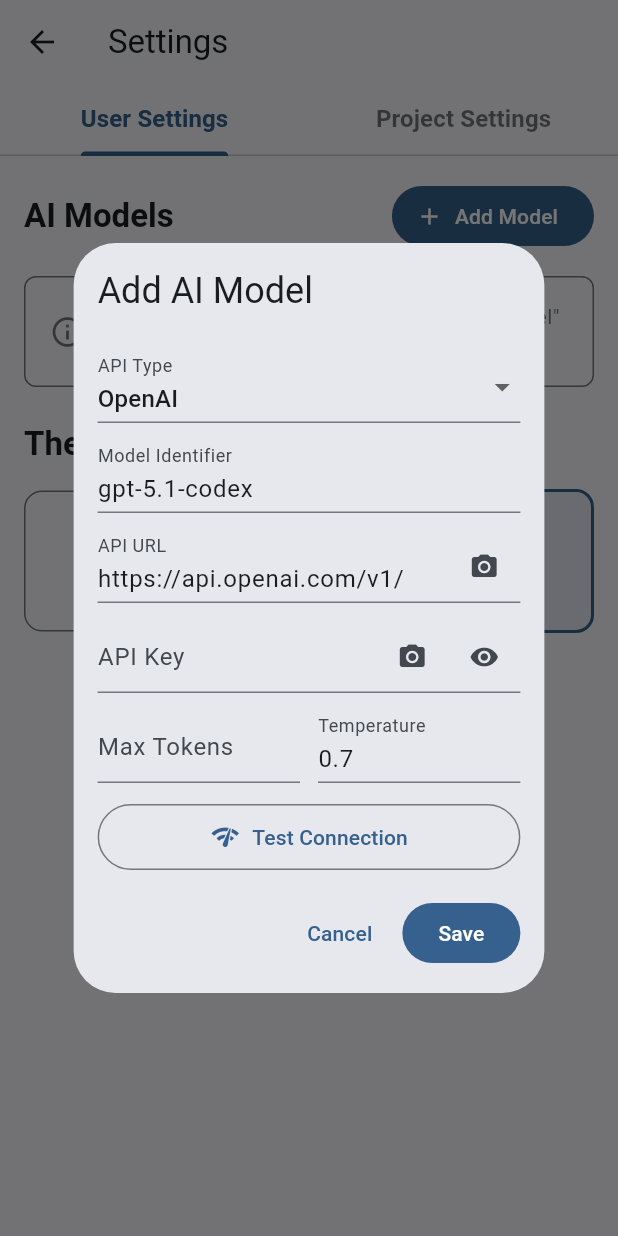
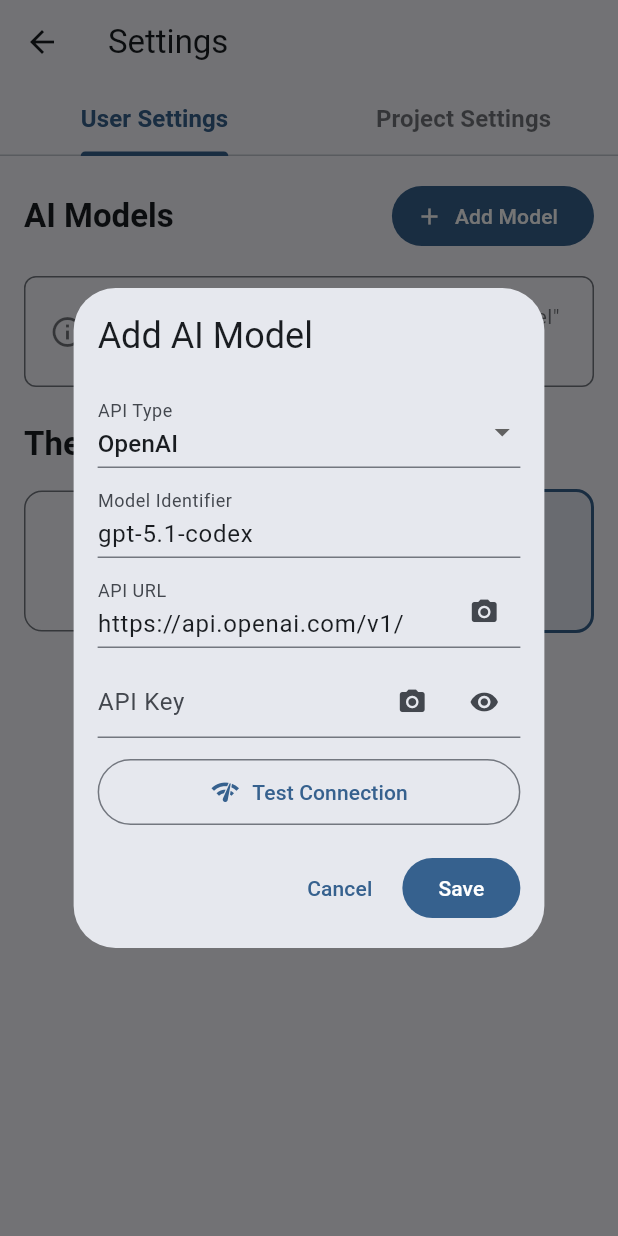
Before and after one commit to few-sh/fewshell, a Flutter app: the MainSettingsPage screen opened directly, after a tap on "Add Model", on a phone screen of 412 x 824 dp. Run offline on Flutter 3.47's test engine with Material 3 defaults, Android fonts, the phone set to English and light mode, and no system bars; our stand-ins replace camera, drift, flutter_markdown, flutter_riverpod, flutter_secure_storage, freezed_annotation and 3 more; missing offline and left inert: apple_vision_recognize_text, dartssh2, llm_dart, markdown; accounts and stored records are empty; generated files the repository leaves out were written again.

Commit message:
Revert "feat: add temperature and max tokens controls to AI model dialog"
This reverts commit 6155c4afd000e3998134c6eb02c271659b950798.

```diff
--- a/decamp-app/lib/components/ai_model_dialog.dart
+++ b/decamp-app/lib/components/ai_model_dialog.dart
@@ -51,8 +51,6 @@ class AIModelDialog {
         initialApiType: existingSettings?.apiType,
         initialUrl: existingSettings?.baseUrl,
         initialApiKey: apiKey ?? '',
-        initialMaxTokens: existingSettings?.maxTokens,
-        initialTemperature: existingSettings?.temperature,
         initialEnabled: existingSettings?.enabled,
         onSave:
             (
@@ -192,8 +190,6 @@ class _AIModelDialogForm extends StatefulWidget {
   final LlmApiType? initialApiType;
   final String? initialUrl;
   final String? initialApiKey;
-  final int? initialMaxTokens;
-  final double? initialTemperature;
   final bool? initialEnabled;
   final Function(
     String identifier,
@@ -215,8 +211,6 @@ class _AIModelDialogForm extends StatefulWidget {
     this.initialApiType,
     this.initialUrl,
     this.initialApiKey,
-    this.initialMaxTokens,
-    this.initialTemperature,
     this.initialEnabled,
     required this.onSave,
   });
@@ -229,8 +223,6 @@ class _AIModelDialogFormState extends State<_AIModelDialogForm> {
   late final TextEditingController _identifierController;
   late final TextEditingController _urlController;
   late final TextEditingController _apiKeyController;
-  late final TextEditingController _maxTokensController;
-  late final TextEditingController _temperatureController;
   final _formKey = GlobalKey<FormState>();
   final _scrollController = ScrollController();
   bool _obscureApiKey = true;
@@ -279,12 +271,6 @@ class _AIModelDialogFormState extends State<_AIModelDialogForm> {
       text: widget.initialUrl ?? _selectedApiType.defaultBaseUrl,
     );
     _apiKeyController = TextEditingController(text: widget.initialApiKey);
-    _maxTokensController = TextEditingController(
-      text: widget.initialMaxTokens?.toString() ?? '',
-    );
-    _temperatureController = TextEditingController(
-      text: widget.initialTemperature?.toString() ?? '0.7',
-    );
     _enabled = widget.initialEnabled ?? true;
   }
 
@@ -293,8 +279,6 @@ class _AIModelDialogFormState extends State<_AIModelDialogForm> {
     _identifierController.dispose();
     _urlController.dispose();
     _apiKeyController.dispose();
-    _maxTokensController.dispose();
-    _temperatureController.dispose();
     _scrollController.dispose();
     super.dispose();
   }
@@ -482,54 +466,6 @@ class _AIModelDialogFormState extends State<_AIModelDialogForm> {
                   return null;
                 },
               ),
-              const SizedBox(height: 12),
-              Row(
-                children: [
-                  Expanded(
-                    child: TextFormField(
-                      controller: _maxTokensController,
-                      decoration: const InputDecoration(
-                        labelText: 'Max Tokens',
-                        hintText: 'Optional',
-                        isDense: true,
-                      ),
-                      keyboardType: TextInputType.number,
-                      validator: (value) {
-                        if (value != null && value.isNotEmpty) {
-                          final number = int.tryParse(value);
-                          if (number == null || number <= 0) {
-                            return 'Invalid number';
-                          }
-                        }
-                        return null;
-                      },
-                    ),
-                  ),
-                  const SizedBox(width: 12),
-                  Expanded(
-                    child: TextFormField(
-                      controller: _temperatureController,
-                      decoration: const InputDecoration(
-                        labelText: 'Temperature',
-                        hintText: '0.0 - 2.0',
-                        isDense: true,
-                      ),
-                      keyboardType: const TextInputType.numberWithOptions(
-                        decimal: true,
-                      ),
-                      validator: (value) {
-                        if (value != null && value.isNotEmpty) {
-                          final number = double.tryParse(value);
-                          if (number == null || number < 0 || number > 2) {
-                            return '0.0 - 2.0';
-                          }
-                        }
-                        return null;
-                      },
-                    ),
-                  ),
-                ],
-              ),
               if (_isEditMode) ...[
                 const SizedBox(height: 12),
                 SwitchListTile(
@@ -641,8 +577,6 @@ class _AIModelDialogFormState extends State<_AIModelDialogForm> {
         identifier: _identifierController.text,
         apiType: _selectedApiType,
         baseUrl: _urlController.text,
-        maxTokens: int.tryParse(_maxTokensController.text),
-        temperature: double.tryParse(_temperatureController.text),
       );
 
       // Use empty string if no API key provided (for edit mode)
@@ -706,8 +640,6 @@ class _AIModelDialogFormState extends State<_AIModelDialogForm> {
         _selectedApiType,
         _urlController.text,
         _apiKeyController.text,
-        maxTokens: int.tryParse(_maxTokensController.text),
-        temperature: double.tryParse(_temperatureController.text),
         enabled: _isEditMode ? _enabled : null,
       );
       Navigator.of(context).pop();
```
